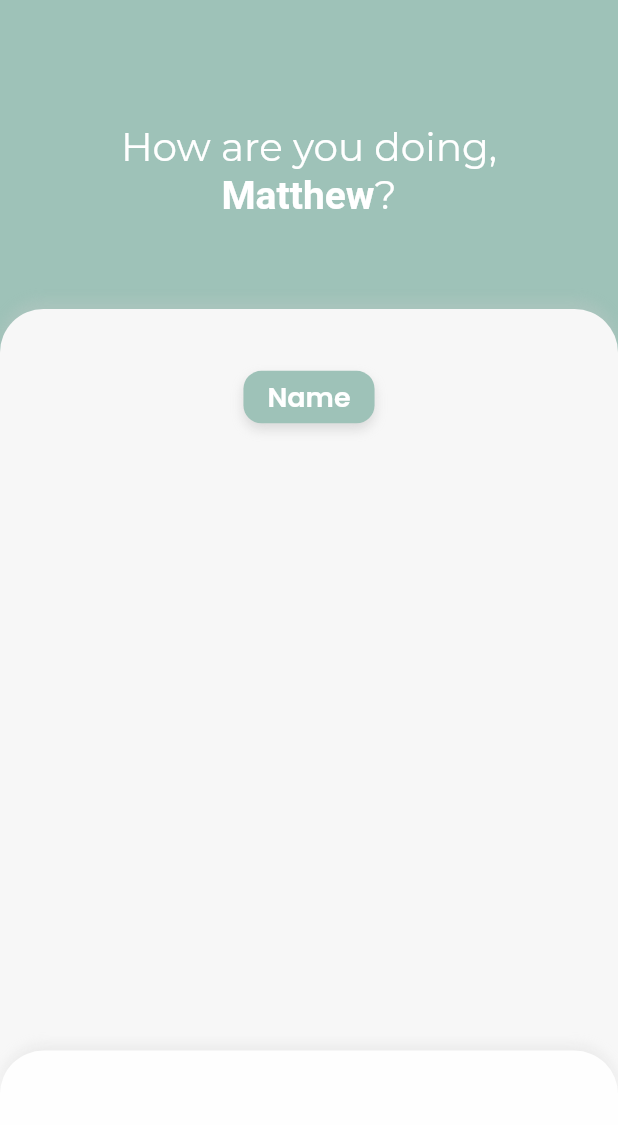
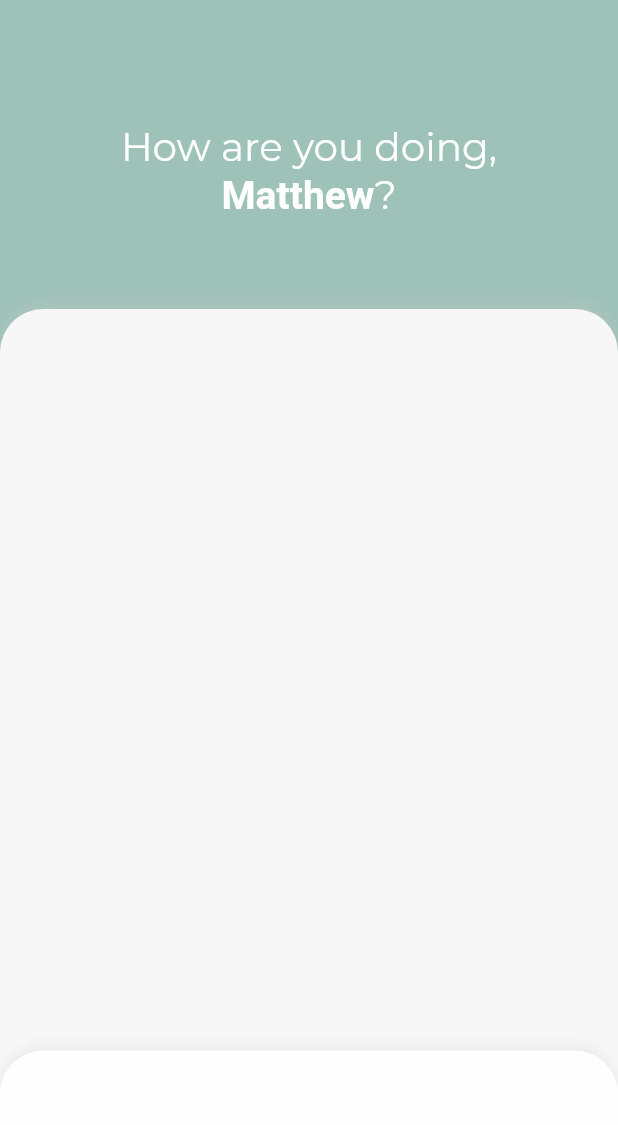
Before and after one commit to Nastalgua/intervent, a Flutter app: the screen it shows once a user with an empty profile is signed in, on a phone screen of 412 x 824 dp. Shown: the top 1125 px of the screen. Run offline on Flutter 3.47's test engine with Material 2 defaults, Android fonts, the phone set to English and light mode, and no system bars; drawn by our look-alikes of simple_shadow; our stand-ins replace firebase_auth, firebase_core, flutter_svg, google_fonts, google_sign_in; accounts and stored records are empty.

Commit message:
made changes to chat

```diff
--- a/lib/ui/chats.dart
+++ b/lib/ui/chats.dart
@@ -1,6 +1,5 @@
 import 'package:flutter/material.dart';
 import 'package:google_fonts/google_fonts.dart';
-import 'package:intervent/widgets/chats/tag_item.dart';
 import 'package:simple_shadow/simple_shadow.dart';
 
 class Chats extends StatefulWidget {
@@ -86,11 +85,7 @@ class _ChatsState extends State<Chats> {
           children: [
             _header(context),
             _mainBody(context),
-            _footerBar(context),
-            Positioned(
-              top: MediaQuery.of(context).size.height * 0.3,
-              child: TagItem(name: "Name", selected: true)
-            ),
+            _footerBar(context)
           ],
         ),
       ),
--- a/pubspec.yaml
+++ b/pubspec.yaml
@@ -26,6 +26,7 @@ dependencies:
   google_fonts: ^2.1.0
   flutter_svg: ^0.22.0
   simple_shadow: ^0.2.0
+  uuid: ^3.0.4
 
   firebase_core: ^1.3.0
   cloud_firestore: ^2.2.2
```
Also changed, not shown: lib/models/chat.dart (added, +14 -0 lines), lib/models/message.dart (added, +13 -0 lines), pubspec.lock.
